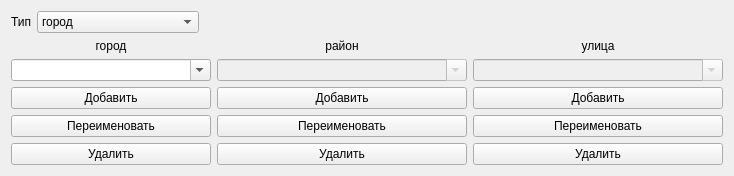
This is src/editors/addresseditor.ui in Arox/makler as Qt 5 draws it before an edit. The edited form follows.
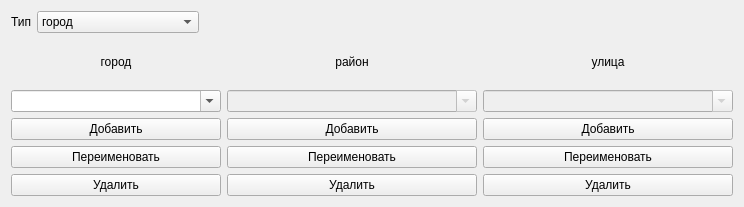
This is the edited form.

Diff of the .ui file:
```diff
--- a/src/editors/addresseditor.ui
+++ b/src/editors/addresseditor.ui
@@ -6,10 +6,16 @@
    <rect>
     <x>0</x>
     <y>0</y>
-    <width>651</width>
-    <height>176</height>
+    <width>744</width>
+    <height>207</height>
    </rect>
   </property>
+  <property name="maximumSize">
+   <size>
+    <width>16777215</width>
+    <height>250</height>
+   </size>
+  </property>
   <property name="windowTitle">
    <string>Form</string>
   </property>
```
